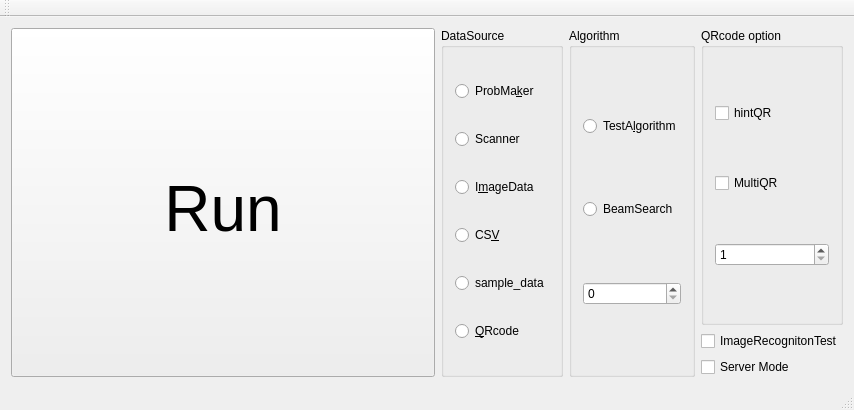
Old version of the form Kunugida/kunugida.ui in the repository tnct-spc/procon2017-comp.
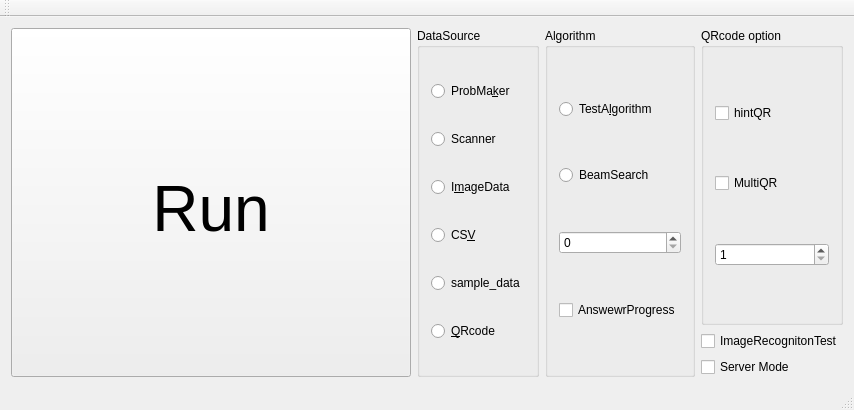
New version of the form.

Diff of the .ui file:
```diff
--- a/Kunugida/kunugida.ui
+++ b/Kunugida/kunugida.ui
@@ -169,6 +169,13 @@
          </property>
         </widget>
        </item>
+       <item>
+        <widget class="QCheckBox" name="answer_progress">
+         <property name="text">
+          <string>AnswewrProgress</string>
+         </property>
+        </widget>
+       </item>
       </layout>
      </widget>
     </item>
```
